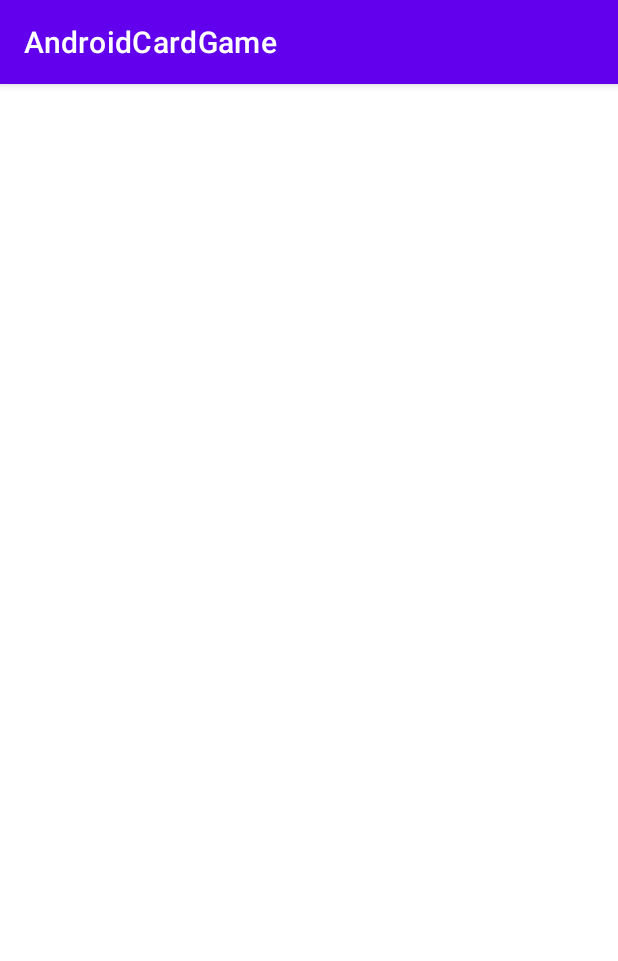
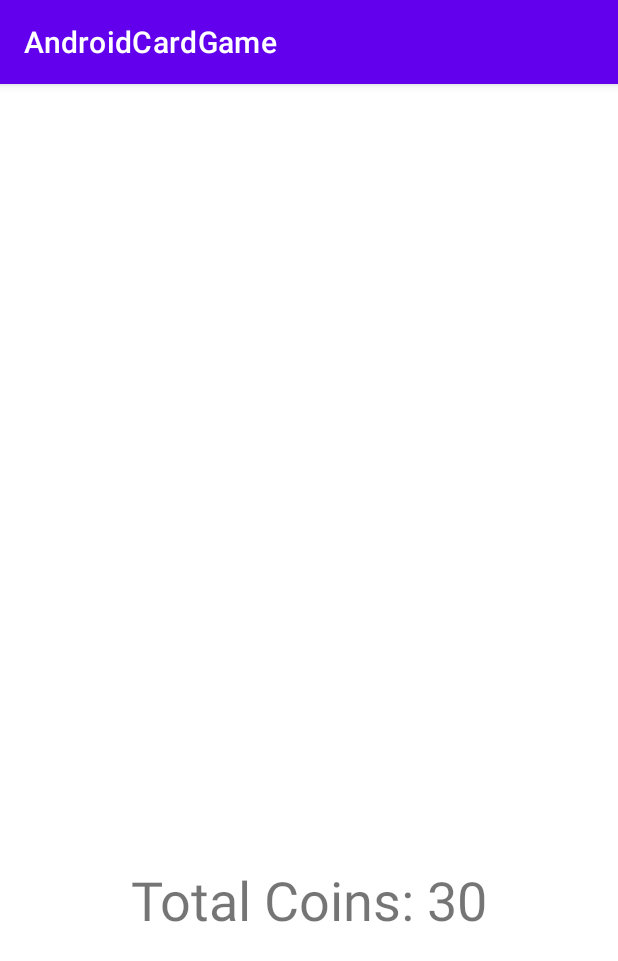
Before and after one commit to Viktorjb/AndroidCardGame, an Android app: the SecondActivity screen opened directly, with no data from a screen before it, on a phone screen of 412 x 824 dp. Shown: the top 961 px of the screen. Run offline under Robolectric (Android 15) with nearby library versions, the phone set to English and light mode, and no system bars.

Commit message:
textview add

```diff
--- a/app/src/main/java/com/example/androidcardgame/SecondActivity.kt
+++ b/app/src/main/java/com/example/androidcardgame/SecondActivity.kt
@@ -3,13 +3,19 @@ package com.example.androidcardgame
 import androidx.appcompat.app.AppCompatActivity
 import android.os.Bundle
 import android.widget.Button
+import android.widget.TextView
 
 class SecondActivity : AppCompatActivity() {
+
+    lateinit var coinText : TextView
+
     override fun onCreate(savedInstanceState: Bundle?) {
-
 
         super.onCreate(savedInstanceState)
         setContentView(R.layout.activity_second)
+
+        coinText = findViewById(R.id.coinsTextView)
+        coinText.text = "Total Coins: 30"
 
 
 
--- a/app/src/main/res/layout/activity_second.xml
+++ b/app/src/main/res/layout/activity_second.xml
@@ -6,4 +6,14 @@
     android:layout_height="match_parent"
     tools:context=".SecondActivity">
 
+    <TextView
+        android:id="@+id/coinsTextView"
+        android:layout_width="wrap_content"
+        android:layout_height="wrap_content"
+        android:layout_marginBottom="200dp"
+        android:text="TextView"
+        android:textSize="36sp"
+        app:layout_constraintBottom_toBottomOf="parent"
+        app:layout_constraintEnd_toEndOf="parent"
+        app:layout_constraintStart_toStartOf="parent" />
 </androidx.constraintlayout.widget.ConstraintLayout>
```
